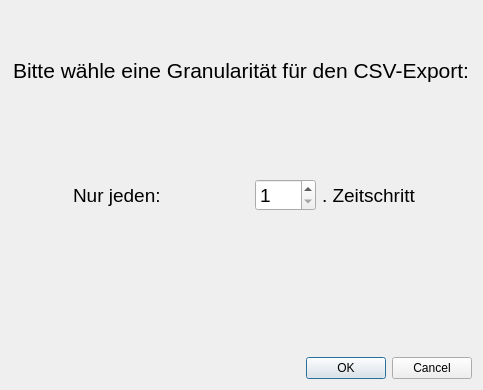
Above: resources/pandemieSchoen3dialog.ui from DerKarim06/PandemicSimulation before the change. Below: the same form after it.
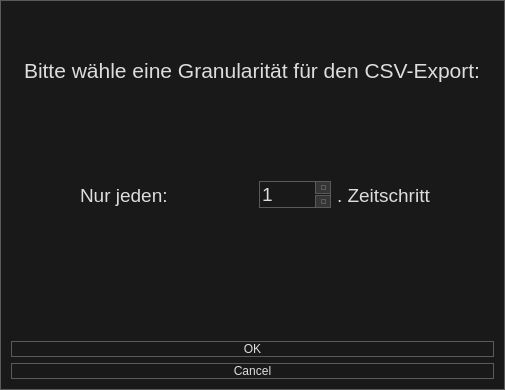
That is the form after the change.

```diff
--- a/resources/pandemieSchoen3dialog.ui
+++ b/resources/pandemieSchoen3dialog.ui
@@ -6,13 +6,287 @@
    <rect>
     <x>0</x>
     <y>0</y>
-    <width>483</width>
+    <width>505</width>
     <height>390</height>
    </rect>
   </property>
   <property name="windowTitle">
    <string>Dialog</string>
   </property>
+  <property name="styleSheet">
+   <string notr="true">/*
+	Copyright 2013 Emanuel Claesson
+
+	Licensed under the Apache License, Version 2.0 (the &quot;License&quot;);
+	you may not use this file except in compliance with the License.
+	You may obtain a copy of the License at
+
+		http://www.apache.org/licenses/LICENSE-2.0
+
+	Unless required by applicable law or agreed to in writing, software
+	distributed under the License is distributed on an &quot;AS IS&quot; BASIS,
+	WITHOUT WARRANTIES OR CONDITIONS OF ANY KIND, either express or implied.
+	See the License for the specific language governing permissions and
+	limitations under the License.
+*/
+
+/*
+	COLOR_DARK     = #191919
+	COLOR_MEDIUM   = #353535
+	COLOR_MEDLIGHT = #5A5A5A
+	COLOR_LIGHT    = #DDDDDD
+	COLOR_ACCENT   = #3D7848
+*/
+
+* {
+	background: #191919;
+	color: #DDDDDD;
+	border: 1px solid #5A5A5A;
+}
+
+QWidget::item:selected {
+	background: #3D7848;
+}
+
+QCheckBox, QRadioButton {
+	border: none;
+}
+
+QRadioButton::indicator, QCheckBox::indicator {
+	width: 13px;
+	height: 13px;
+}
+
+QRadioButton::indicator::unchecked, QCheckBox::indicator::unchecked {
+	border: 1px solid #5A5A5A;
+	background: none;
+}
+
+QRadioButton::indicator::checked, QCheckBox::indicator::checked {
+	border: 1px solid #5A5A5A;
+	background: #3D7848;
+}
+
+QGroupBox {
+	margin-top: 6px;
+}
+
+QGroupBox::title {
+	top: -7px;
+	left: 7px;
+}
+
+QScrollBar {
+	border: 1px solid #5A5A5A;
+	background: #191919;
+}
+
+QScrollBar:horizontal {
+	height: 15px;
+	margin: 0px 0px 0px 32px;
+}
+
+QScrollBar:vertical {
+	width: 15px;
+	margin: 32px 0px 0px 0px;
+}
+
+QScrollBar::handle {
+	background: #353535;
+	border: 1px solid #5A5A5A;
+}
+
+QScrollBar::handle:horizontal {
+	border-width: 0px 1px 0px 1px;
+}
+
+QScrollBar::handle:vertical {
+	border-width: 1px 0px 1px 0px;
+}
+
+QScrollBar::handle:horizontal {
+	min-width: 20px;
+}
+
+QScrollBar::handle:vertical {
+	min-height: 20px;
+}
+
+QScrollBar::add-line, QScrollBar::sub-line {
+	background:#353535;
+	border: 1px solid #5A5A5A;
+	subcontrol-origin: margin;
+}
+
+QScrollBar::add-line {
+	position: absolute;
+}
+
+QScrollBar::add-line:horizontal {
+	width: 15px;
+	subcontrol-position: left;
+	left: 15px;
+}
+
+QScrollBar::add-line:vertical {
+	height: 15px;
+	subcontrol-position: top;
+	top: 15px;
+}
+
+QScrollBar::sub-line:horizontal {
+	width: 15px;
+	subcontrol-position: top left;
+}
+
+QScrollBar::sub-line:vertical {
+	height: 15px;
+	subcontrol-position: top;
+}
+
+QScrollBar:left-arrow, QScrollBar::right-arrow, QScrollBar::up-arrow, QScrollBar::down-arrow {
+	border: 1px solid #5A5A5A;
+	width: 3px;
+	height: 3px;
+}
+
+QScrollBar::add-page, QScrollBar::sub-page {
+	background: none;
+}
+
+QAbstractButton:hover {
+	background: #353535;
+}
+
+QAbstractButton:pressed {
+	background: #5A5A5A;
+}
+
+QAbstractItemView {
+	show-decoration-selected: 1;
+	selection-background-color: #3D7848;
+	selection-color: #DDDDDD;
+	alternate-background-color: #353535;
+}
+
+QHeaderView {
+	border: 1px solid #5A5A5A;
+}
+
+QHeaderView::section {
+	background: #191919;
+	border: 1px solid #5A5A5A;
+	padding: 4px;
+}
+
+QHeaderView::section:selected, QHeaderView::section::checked {
+	background: #353535;
+}
+
+QTableView {
+	gridline-color: #5A5A5A;
+}
+
+QTabBar {
+	margin-left: 2px;
+}
+
+QTabBar::tab {
+	border-radius: 0px;
+	padding: 4px;
+	margin: 4px;
+}
+
+QTabBar::tab:selected {
+	background: #353535;
+}
+
+QComboBox::down-arrow {
+	border: 1px solid #5A5A5A;
+	background: #353535;
+}
+
+QComboBox::drop-down {
+	border: 1px solid #5A5A5A;
+	background: #353535;
+}
+
+QComboBox::down-arrow {
+	width: 3px;
+	height: 3px;
+	border: 1px solid #5A5A5A;
+}
+
+QAbstractSpinBox {
+	padding-right: 15px;
+}
+
+QAbstractSpinBox::up-button, QAbstractSpinBox::down-button {
+	border: 1px solid #5A5A5A;
+	background: #353535;
+	subcontrol-origin: border;
+}
+
+QAbstractSpinBox::up-arrow, QAbstractSpinBox::down-arrow {
+	width: 3px;
+	height: 3px;
+	border: 1px solid #5A5A5A;
+}
+
+QSlider {
+	border: none;
+}
+
+QSlider::groove:horizontal {
+	height: 5px;
+	margin: 4px 0px 4px 0px;
+}
+
+QSlider::groove:vertical {
+	width: 5px;
+	margin: 0px 4px 0px 4px;
+}
+
+QSlider::handle {
+	border: 1px solid #5A5A5A;
+	background: #808080;
+}
+
+QSlider::handle:horizontal {
+	width: 15px;
+	margin: -4px 0px -4px 0px;
+}
+
+QSlider::handle:vertical {
+	height: 15px;
+	margin: 0px -4px 0px -4px;
+}
+
+QSlider::add-page:vertical, QSlider::sub-page:horizontal {
+	background: #3D7848;
+}
+
+QSlider::sub-page:vertical, QSlider::add-page:horizontal {
+	background: #808080;
+}
+
+QLabel {
+	border: none;
+}
+
+QProgressBar {
+	text-align: center;
+}
+
+QProgressBar::chunk {
+	width: 1px;
+	background-color: #3D7848;
+}
+
+QMenu::separator {
+	background: #353535;
+}</string>
+  </property>
   <layout class="QVBoxLayout" name="verticalLayout">
    <item alignment="Qt::AlignHCenter">
     <widget class="QLabel" name="label">
@@ -80,12 +354,33 @@
    </item>
    <item alignment="Qt::AlignBottom">
     <widget class="QDialogButtonBox" name="buttonBox">
+     <property name="sizePolicy">
+      <sizepolicy hsizetype="Expanding" vsizetype="Fixed">
+       <horstretch>0</horstretch>
+       <verstretch>0</verstretch>
+      </sizepolicy>
+     </property>
+     <property name="minimumSize">
+      <size>
+       <width>0</width>
+       <height>0</height>
+      </size>
+     </property>
+     <property name="sizeIncrement">
+      <size>
+       <width>0</width>
+       <height>0</height>
+      </size>
+     </property>
      <property name="orientation">
-      <enum>Qt::Horizontal</enum>
+      <enum>Qt::Vertical</enum>
      </property>
      <property name="standardButtons">
       <set>QDialogButtonBox::Cancel|QDialogButtonBox::Ok</set>
      </property>
+     <property name="centerButtons">
+      <bool>true</bool>
+     </property>
     </widget>
    </item>
   </layout>
```
